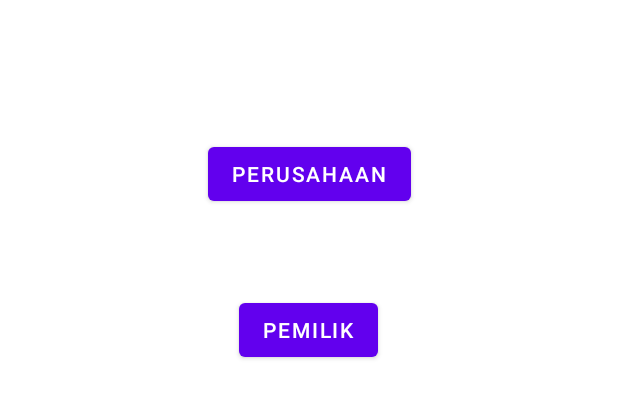
After one commit to artanata1/Artanata, an Android app: the layout data_input_layout.xml on its own in the app's theme, with its tools: preview values and no code run, on a phone screen of 412 x 824 dp. The commit adds this screen. Shown: the top 398 px of the screen. Run offline under Robolectric (Android 15) with nearby library versions, the phone set to English and light mode, and no system bars.

Commit message:
menambah layout untuk sign in dan menu data(kosongan)

```diff
--- /dev/null
+++ b/MyChatBot/app/src/main/res/layout/data_input_layout.xml
@@ -0,0 +1,28 @@
+<?xml version="1.0" encoding="utf-8"?>
+<androidx.constraintlayout.widget.ConstraintLayout xmlns:android="http://schemas.android.com/apk/res/android"
+    xmlns:app="http://schemas.android.com/apk/res-auto"
+    xmlns:tools="http://schemas.android.com/tools"
+    android:layout_width="match_parent"
+    android:layout_height="match_parent">
+
+    <Button
+        android:id="@+id/bt_perusahaan"
+        android:layout_width="wrap_content"
+        android:layout_height="wrap_content"
+        android:layout_marginTop="92dp"
+        android:text="Perusahaan"
+        app:layout_constraintEnd_toEndOf="parent"
+        app:layout_constraintStart_toStartOf="parent"
+        app:layout_constraintTop_toTopOf="parent" />
+
+    <Button
+        android:id="@+id/bt_pemilik"
+        android:layout_width="wrap_content"
+        android:layout_height="wrap_content"
+        android:layout_marginTop="56dp"
+        android:text="Pemilik"
+        app:layout_constraintEnd_toEndOf="parent"
+        app:layout_constraintHorizontal_bias="0.498"
+        app:layout_constraintStart_toStartOf="parent"
+        app:layout_constraintTop_toBottomOf="@+id/bt_perusahaan" />
+</androidx.constraintlayout.widget.ConstraintLayout>
--- a/MyChatBot/app/src/main/res/values/strings.xml
+++ b/MyChatBot/app/src/main/res/values/strings.xml
@@ -1,7 +1,10 @@
 <resources>
     <string name="app_name">MyChatBot</string>
     <string name="welcome">Welcome,</string>
+    <string name="welcome_back">Welcome back ,</string>
     <string name="register_message">Sign up to start your new Journey</string>
+    <string name="sign_in_message">Please sign in to use our feature</string>
+    <string name="sign_in">Sign in</string>
     <string name="full_name">Full Name</string>
     <string name="username">Username</string>
     <string name="email">Email</string>
```
Also changed, not shown: MyChatBot/app/src/main/res/layout/sign_in.xml (added, +99 -0 lines).
